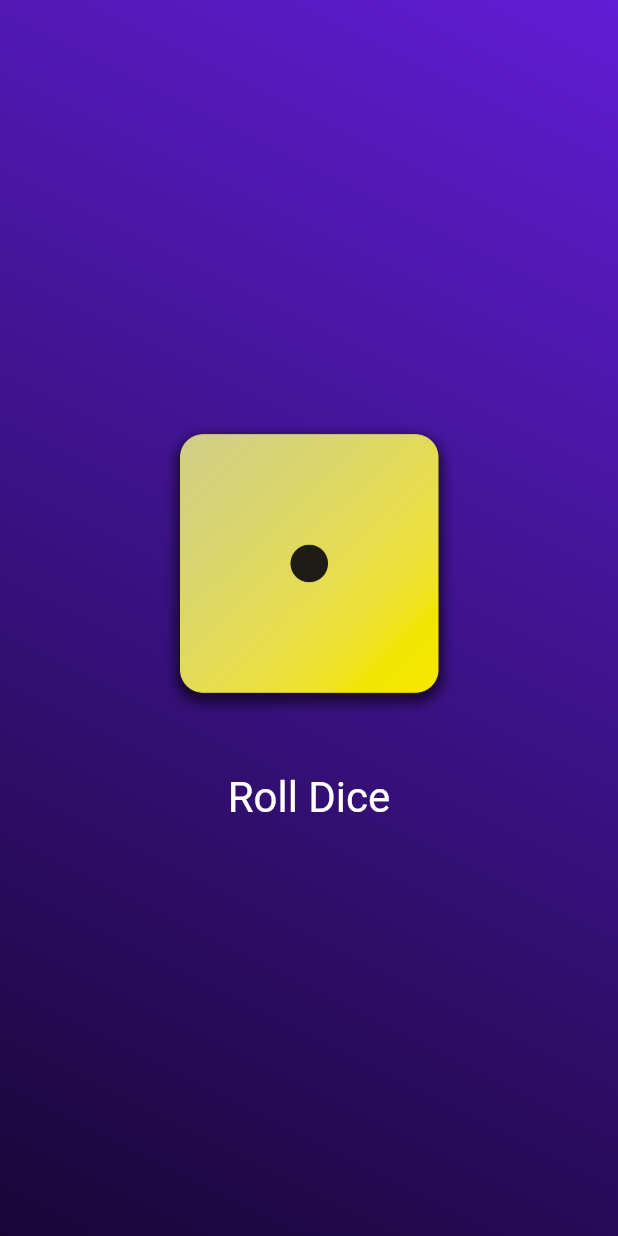
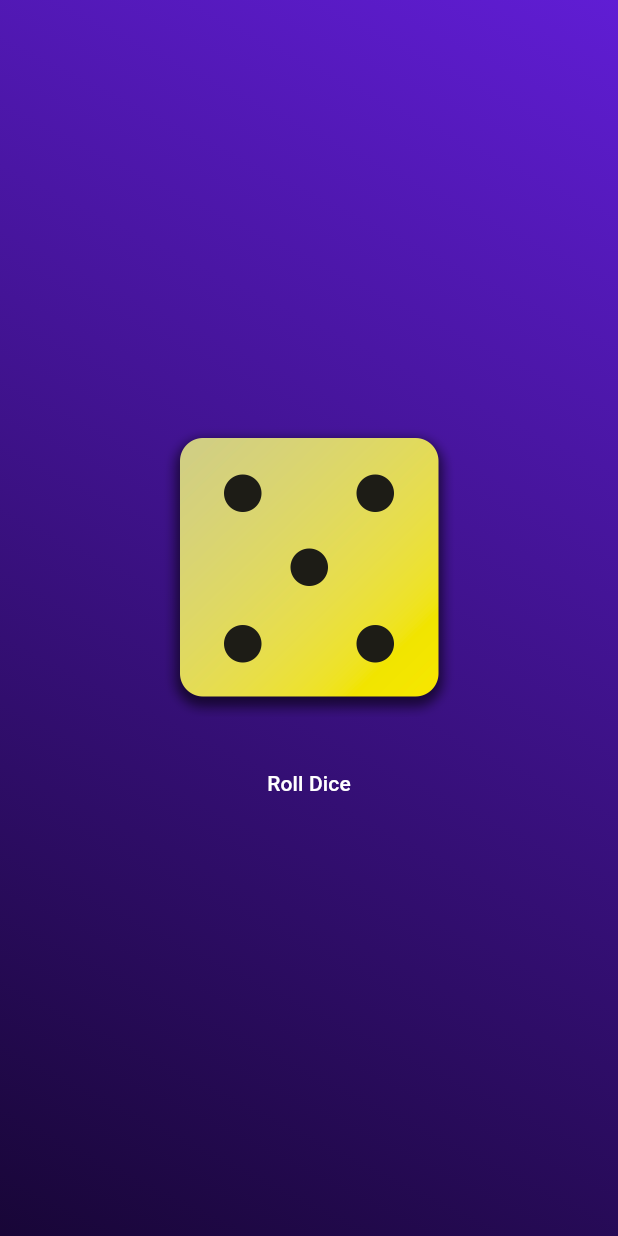
Before and after one commit to DanielCC02/Flutter-Projects, a Flutter app: the screen it shows after launch, after a tap on "Roll Dice", on a phone screen of 412 x 824 dp. Run offline on Flutter 3.47's test engine with Material 3 defaults, Android fonts, the phone set to English and light mode, and no system bars.

Commit message:
feat: add current progress on first_app

```diff
--- /dev/null
+++ b/first_app/lib/dice_roller.dart
@@ -0,0 +1,43 @@
+import 'dart:math';
+
+import 'package:flutter/material.dart';
+
+class DiceRoller extends StatefulWidget {
+  const DiceRoller({super.key});
+
+  @override
+  State<DiceRoller> createState() {
+    return _DiceRollerState();
+  }
+}
+
+class _DiceRollerState extends State<DiceRoller> {
+  var activeDiceImage = '';
+
+  void rollDice() {
+    var diceROll = Random().nextInt(6) + 1;
+    setState(() {
+      activeDiceImage = 'assets/images/dice-$diceROll.png';
+    });
+  }
+
+  @override
+  Widget build(context) {
+    return Column(
+      mainAxisSize: MainAxisSize.min,
+      children: [
+        Image.asset(activeDiceImage, width: 200),
+        SizedBox(height: 20),
+        TextButton(
+          onPressed: rollDice,
+          style: TextButton.styleFrom(
+            //padding: EdgeInsets.only(top: 20),
+            foregroundColor: Colors.white,
+            //textStyle: const TextStyle(fontSize: 28),
+          ),
+          child: const Text('Roll Dice'),
+        ),
+      ],
+    );
+  }
+}
--- a/first_app/lib/gradient_container.dart
+++ b/first_app/lib/gradient_container.dart
@@ -1,3 +1,4 @@
+import 'package:first_app/dice_roller.dart';
 import 'package:flutter/material.dart';
 import 'package:first_app/styled_text.dart';
 
@@ -5,12 +6,9 @@ const startAlignment = Alignment.topRight;
 const endAlignment = Alignment.bottomLeft;
 
 class GradientContainer extends StatelessWidget {
-  GradientContainer({super.key, required this.colors});
+  const GradientContainer({super.key, required this.colors});
 
   final List<Color> colors;
-  var activeDiceImage = 'assets/images/dice-1.png';
-
-  void rollDice() {}
 
   @override
   Widget build(context) {
@@ -22,24 +20,7 @@ class GradientContainer extends StatelessWidget {
           end: endAlignment,
         ),
       ),
-      child: Center(
-        child: Column(
-          mainAxisSize: MainAxisSize.min,
-          children: [
-            Image.asset(activeDiceImage, width: 200),
-            SizedBox(height: 20),
-            TextButton(
-              onPressed: rollDice,
-              style: TextButton.styleFrom(
-                padding: EdgeInsets.only(top: 20),
-                foregroundColor: Colors.white,
-                textStyle: const TextStyle(fontSize: 28),
-              ),
-              child: const Text('Roll Dice'),
-            ),
-          ],
-        ),
-      ),
+      child: Center(child: DiceRoller()),
     );
   }
 }
--- a/first_app/lib/main.dart
+++ b/first_app/lib/main.dart
@@ -3,7 +3,7 @@ import 'package:flutter/material.dart';
 
 void main() {
   runApp(
-    MaterialApp(
+    const MaterialApp(
       home: Scaffold(
         body: GradientContainer(
           colors: [
```
